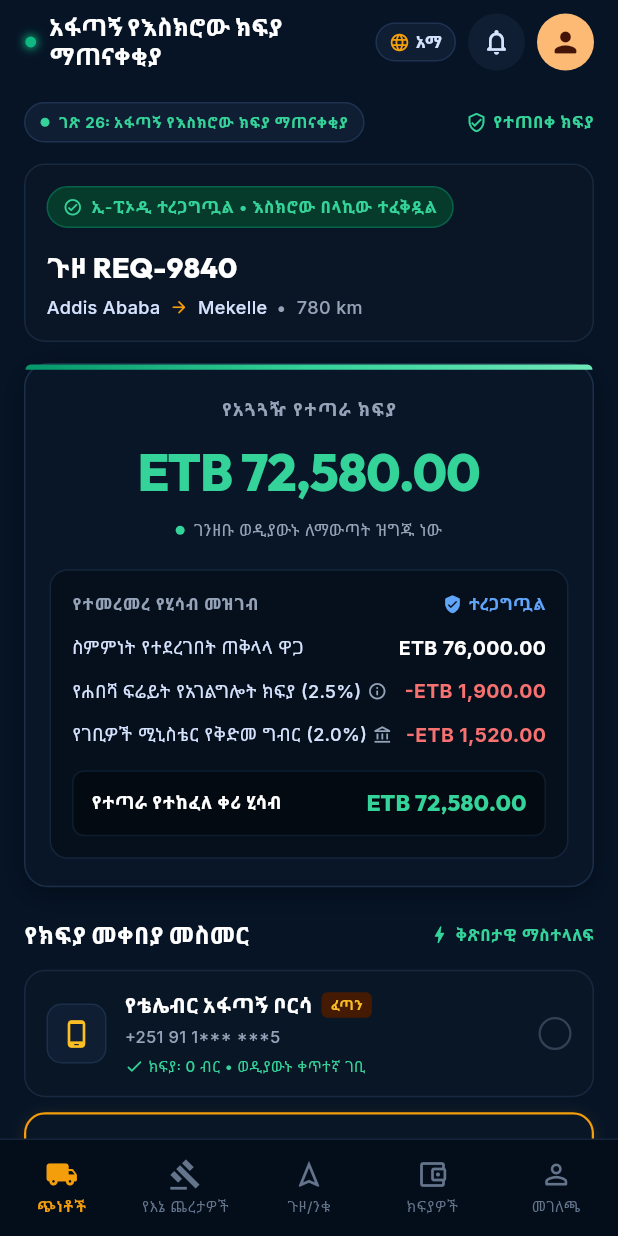
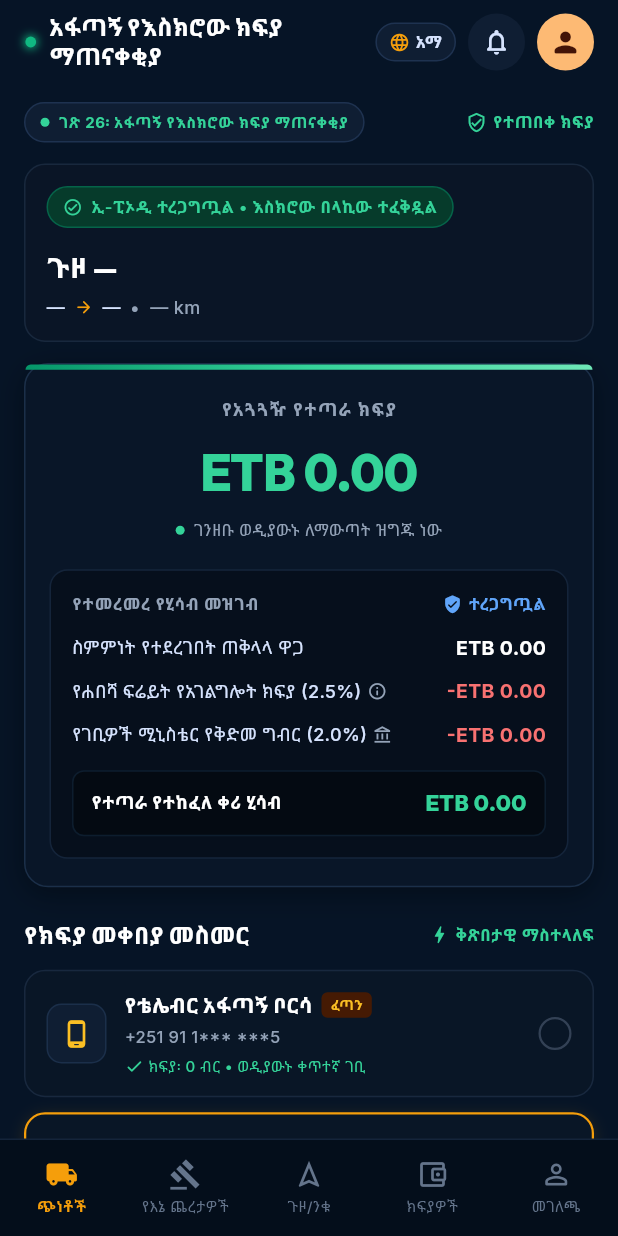
Before and after one commit to Masud-Wubetu/Habesha_Freight, a Flutter app: the InstantEscrowPayoutSettlementScreen screen opened directly, after a tap on "Commercial Bank of Ethiopia", after a tap on "EN", on a phone screen of 412 x 824 dp. Run offline on Flutter 3.47's test engine with Material 3 defaults, Android fonts, the phone set to English and light mode, and no system bars; our stand-ins replace google_fonts, shared_preferences; accounts and stored records are empty; network calls fail.

Commit message:
feat(mobile): settle instant escrow payout from live ledger API

```diff
--- a/mobile/lib/presentation/screens/shipper_features/instant_escrow_payout_settlement_screen.dart
+++ b/mobile/lib/presentation/screens/shipper_features/instant_escrow_payout_settlement_screen.dart
@@ -2,6 +2,9 @@ import 'package:flutter/material.dart';
 import 'package:flutter/services.dart';
 import 'package:google_fonts/google_fonts.dart';
 import 'package:intl/intl.dart';
+
+import '../../../core/services/api_client.dart';
+import '../../../core/services/escrow_service.dart';
 
 /// Available payout disbursement channels
 enum DisbursementChannelType {
@@ -48,27 +51,29 @@ class DisbursementChannelInfo {
 /// - Bilingual localization support (English & Amharic)
 /// - Fully responsive design with desktop centering and mobile adaptation
 class InstantEscrowPayoutSettlementScreen extends StatefulWidget {
-  final String tripId;
-  final String originCity;
-  final String destinationCity;
-  final int distanceKm;
-  final double grossFareEtb;
+  final String? tripId;
+  final String? originCity;
+  final String? destinationCity;
+  final int? distanceKm;
+  final double? grossFareEtb;
   final double platformFeePercent;
   final double withholdingTaxPercent;
-  final String smartEscrowLockId;
-  final String morTaxClearanceId;
+  final String? smartEscrowLockId;
+  final String? morTaxClearanceId;
+  final String? shipmentId;
 
   const InstantEscrowPayoutSettlementScreen({
     super.key,
-    this.tripId = 'REQ-9840',
-    this.originCity = 'Addis Ababa',
-    this.destinationCity = 'Mekelle',
-    this.distanceKm = 780,
-    this.grossFareEtb = 76000.00,
+    this.tripId,
+    this.originCity,
+    this.destinationCity,
+    this.distanceKm,
+    this.grossFareEtb,
     this.platformFeePercent = 2.5,
     this.withholdingTaxPercent = 2.0,
-    this.smartEscrowLockId = 'ESCROW-ET-883921-CBE',
-    this.morTaxClearanceId = '#TR-99402',
+    this.smartEscrowLockId,
+    this.morTaxClearanceId,
+    this.shipmentId,
     this.enableAnimation = true,
   });
 
@@ -86,6 +91,7 @@ class _InstantEscrowPayoutSettlementScreenState
     extends State<InstantEscrowPayoutSettlementScreen>
     with SingleTickerProviderStateMixin {
   final NumberFormat _currencyFormat = NumberFormat('#,##0.00');
+  final EscrowService _escrow = EscrowService();
 
   // Selected disbursement channel
   DisbursementChannelType _selectedChannel = DisbursementChannelType.telebirr;
@@ -96,6 +102,10 @@ class _InstantEscrowPayoutSettlementScreenState
   // Transfer execution state
   bool _isProcessingTransfer = false;
   bool _isTransferCompleted = false;
+  bool _loadingLedger = true;
+  String? _ledgerError;
+  EscrowItem? _activeEscrow;
+  EscrowLedgerSummary? _ledger;
 
   // Bottom navigation tab state
   int _currentNavIndex = 3; // 'Payouts' tab active
@@ -103,6 +113,35 @@ class _InstantEscrowPayoutSettlementScreenState
   // Pulsing animation for the active status dot
   late AnimationController _pulseController;
   late Animation<double> _pulseAnimation;
+
+  String get _tripId {
+    final fromEscrow = _activeEscrow?.shipmentId;
+    if (fromEscrow != null && fromEscrow.isNotEmpty) {
+      return fromEscrow.length > 8
+          ? fromEscrow.substring(0, 8).toUpperCase()
+          : fromEscrow.toUpperCase();
+    }
+    return widget.tripId?.isNotEmpty == true ? widget.tripId! : '—';
+  }
+
+  String get _shipmentId {
+    if (widget.shipmentId != null && widget.shipmentId!.trim().isNotEmpty) {
+      return widget.shipmentId!.trim();
+    }
+    return _activeEscrow?.shipmentId ?? '';
+  }
+
+  String get _originCity =>
+      widget.originCity ?? _activeEscrow?.origin ?? '—';
+  String get _destinationCity =>
+      widget.destinationCity ?? _activeEscrow?.destination ?? '—';
+  double get _grossFareEtb =>
+      widget.grossFareEtb ?? _activeEscrow?.grossAmount ?? 0;
+  String get _smartEscrowLockId =>
+      widget.smartEscrowLockId ??
+      _activeEscrow?.gatewayReference ??
+      _activeEscrow?.id ??
+      '—';
 
   @override
   void initState() {
@@ -117,6 +156,71 @@ class _InstantEscrowPayoutSettlementScreenState
     _pulseAnimation = Tween<double>(begin: 0.8, end: 1.25).animate(
       CurvedAnimation(parent: _pulseController, curve: Curves.easeInOut),
     );
+    _loadEscrow();
+  }
+
+  Future<void> _loadEscrow() async {
+    setState(() {
+      _loadingLedger = true;
+      _ledgerError = null;
+    });
+    try {
+      final ledger = await _escrow.getLedger();
+      EscrowItem? active;
+      final preferred = _shipmentId;
+      if (preferred.isNotEmpty) {
+        for (final item in ledger.items) {
+          if (item.shipmentId == preferred) {
+            active = item;
+            break;
+          }
+        }
+        if (active == null) {
+          try {
+            final status = await _escrow.status(preferred);
+            active = EscrowItem.fromJson({
+              ...status,
+              'shipment_id': preferred,
+              'id': status['id'] ?? preferred,
+            });
+          } catch (_) {}
+        }
+      }
+      if (active == null) {
+        for (final item in ledger.items) {
+          if (item.status == 'LOCKED' || item.status == 'PENDING') {
+            active = item;
+            break;
+          }
+        }
+        active ??= ledger.items.isNotEmpty ? ledger.items.first : null;
+      }
+
+      if (!mounted) return;
+      setState(() {
+        _ledger = ledger;
+        _activeEscrow = active;
+        _loadingLedger = false;
+        if (active != null &&
+            (active.status == 'RELEASED' || active.status == 'REFUNDED')) {
+          _isTransferCompleted = active.status == 'RELEASED';
+        }
+      });
+    } on ApiException catch (e) {
+      if (!mounted) return;
+      setState(() {
+        _ledgerError = e.message;
+        _loadingLedger = false;
+        _activeEscrow = null;
+      });
+    } catch (_) {
+      if (!mounted) return;
+      setState(() {
+        _ledgerError = 'Unable to load escrow ledger';
+        _loadingLedger = false;
+        _activeEscrow = null;
+      });
+    }
   }
 
   @override
@@ -127,11 +231,15 @@ class _InstantEscrowPayoutSettlementScreenState
 
   // Calculated ledger values
   double get _platformFee =>
-      widget.grossFareEtb * (widget.platformFeePercent / 100);
+      _grossFareEtb * (widget.platformFeePercent / 100);
   double get _withholdingTax =>
-      widget.grossFareEtb * (widget.withholdingTaxPercent / 100);
-  double get _netSettlementAmount =>
-      widget.grossFareEtb - _platformFee - _withholdingTax;
+      _grossFareEtb * (widget.withholdingTaxPercent / 100);
+  double get _netSettlementAmount {
+    if (_activeEscrow != null && _activeEscrow!.netPayout > 0) {
+      return _activeEscrow!.netPayout;
+    }
+    return _grossFareEtb - _platformFee - _withholdingTax;
+  }
 
   String _t(String en, String am) => _isAmharic ? am : en;
 
@@ -169,26 +277,61 @@ class _InstantEscrowPayoutSettlementScreenState
         ),
       ];
 
-  void _handleTransferNow() async {
+  Future<void> _handleTransferNow() async {
     if (_isProcessingTransfer) return;
 
-    setState(() {
-      _isProcessingTransfer = true;
-    });
-
+    final shipmentId = _shipmentId;
+    if (shipmentId.isEmpty) {
+      ScaffoldMessenger.of(context).showSnackBar(
+        SnackBar(
+          backgroundColor: const Color(0xFF7F1D1D),
+          content: Text(
+            _t(
+              'No escrow shipment available to release.',
+              'ለመልቀቅ የእስክሮው ጭነት የለም።',
+            ),
+          ),
+        ),
+      );
+      return;
+    }
+
+    setState(() => _isProcessingTransfer = true);
     HapticFeedback.mediumImpact();
 
-    // Simulate real-time automated settlement clearing
-    await Future.delayed(const Duration(milliseconds: 1400));
-
+    try {
+      await _escrow.release(shipmentId);
       if (!mounted) return;
-
       setState(() {
         _isProcessingTransfer = false;
         _isTransferCompleted = true;
       });
-
       _showTransferReceiptSheet();
+      await _loadEscrow();
+    } on ApiException catch (e) {
+      if (!mounted) return;
+      setState(() => _isProcessingTransfer = false);
+      ScaffoldMessenger.of(context).showSnackBar(
+        SnackBar(
+          backgroundColor: const Color(0xFF7F1D1D),
+          content: Text(e.message),
+        ),
+      );
+    } catch (_) {
+      if (!mounted) return;
+      setState(() => _isProcessingTransfer = false);
+      ScaffoldMessenger.of(context).showSnackBar(
+        SnackBar(
+          backgroundColor: const Color(0xFF7F1D1D),
+          content: Text(
+            _t(
+              'Escrow release failed. Try again or contact support.',
+              'የእስክሮው መልቀቅ አልተሳካም።',
+            ),
+          ),
+        ),
+      );
+    }
   }
 
   void _showTransferReceiptSheet() {
@@ -295,12 +438,12 @@ class _InstantEscrowPayoutSettlementScreenState
                       const SizedBox(height: 8),
                       _receiptRow(
                         _t('Trip Reference', 'የጉዞ መለያ'),
-                        '#${widget.tripId}',
+                        '#$_tripId',
                       ),
                       const SizedBox(height: 8),
                       _receiptRow(
                         _t('Escrow Clearance ID', 'የእስክሮው ማጽጃ መለያ'),
-                        widget.smartEscrowLockId,
+                        _smartEscrowLockId,
                       ),
                       const SizedBox(height: 8),
                       _receiptRow(
@@ -525,20 +668,36 @@ class _InstantEscrowPayoutSettlementScreenState
                 const SizedBox(height: 10),
 
                 _ledgerItemTile(
-                  title: 'REQ-9840 (Addis Ababa → Mekelle)',
-                  date: 'Today, Just Now',
+                  title: _activeEscrow == null
+                      ? (_ledgerError ?? 'No escrow item')
+                      : '$_tripId ($_originCity → $_destinationCity)',
+                  date: _loadingLedger
+                      ? 'Loading…'
+                      : (_activeEscrow?.createdAt?.toIso8601String() ??
+                          'Ledger'),
                   amount: '+ETB ${_currencyFormat.format(_netSettlementAmount)}',
-                  status: _isTransferCompleted ? 'DISBURSED' : 'READY TO WITHDRAW',
+                  status: _isTransferCompleted
+                      ? 'DISBURSED'
+                      : (_activeEscrow?.status ?? 'EMPTY'),
                   isCompleted: _isTransferCompleted,
                 ),
+                if (_ledger != null && _ledger!.items.length > 1) ...[
                   const SizedBox(height: 8),
-                _ledgerItemTile(
-                  title: 'REQ-9712 (Djibouti → Mojo Dry Port)',
-                  date: 'Oct 18, 2026',
-                  amount: '+ETB 112,400.00',
-                  status: 'DISBURSED',
-                  isCompleted: true,
-                ),
+                  ..._ledger!.items.skip(1).take(2).map(
+                        (item) => Padding(
+                          padding: const EdgeInsets.only(bottom: 8),
+                          child: _ledgerItemTile(
+                            title:
+                                '${item.shipmentId.length > 8 ? item.shipmentId.substring(0, 8).toUpperCase() : item.shipmentId} (${item.origin ?? '—'} → ${item.destination ?? '—'})',
+                            date: item.createdAt?.toIso8601String() ?? '',
+                            amount:
+                                '+ETB ${_currencyFormat.format(item.netPayout)}',
+                            status: item.status,
+                            isCompleted: item.status == 'RELEASED',
+                          ),
+                        ),
+                      ),
+                ],
                 const SizedBox(height: 20),
 
                 SizedBox(
@@ -1070,7 +1229,7 @@ class _InstantEscrowPayoutSettlementScreenState
 
           // Trip ID
           Text(
-            '${_t("Trip", "ጉዞ")} ${widget.tripId}',
+            '${_t("Trip", "ጉዞ")} $_tripId',
             style: GoogleFonts.outfit(
               fontSize: 19,
               fontWeight: FontWeight.w800,
@@ -1086,7 +1245,7 @@ class _InstantEscrowPayoutSettlementScreenState
             runSpacing: 4,
             children: [
               Text(
-                widget.originCity,
+                _originCity,
                 style: GoogleFonts.inter(
                   fontSize: 12,
                   fontWeight: FontWeight.w500,
@@ -1099,7 +1258,7 @@ class _InstantEscrowPayoutSettlementScreenState
                 color: Color(0xFFF59E0B),
               ),
               Text(
-                widget.destinationCity,
+                _destinationCity,
                 style: GoogleFonts.inter(
                   fontSize: 12,
                   fontWeight: FontWeight.w500,
@@ -1107,7 +1266,7 @@ class _InstantEscrowPayoutSettlementScreenState
                 ),
               ),
               Text(
-                '•  ${widget.distanceKm} km',
+                '•  ${widget.distanceKm ?? '—'} km',
                 style: GoogleFonts.inter(
                   fontSize: 12,
                   fontWeight: FontWeight.w500,
@@ -1276,7 +1435,7 @@ class _InstantEscrowPayoutSettlementScreenState
           // Line 1: Gross Agreed Fare
           _ledgerLineRow(
             label: _t('Gross Agreed Fare', 'ስምምነት የተደረገበት ጠቅላላ ዋጋ'),
-            amount: 'ETB ${_currencyFormat.format(widget.grossFareEtb)}',
+            amount: 'ETB ${_currencyFormat.format(_grossFareEtb)}',
             amountColor: Colors.white,
           ),
           const SizedBox(height: 10),
@@ -1730,7 +1889,7 @@ class _InstantEscrowPayoutSettlementScreenState
                   border: Border.all(color: const Color(0xFF132338)),
                 ),
                 child: Text(
-                  widget.smartEscrowLockId,
+                  _smartEscrowLockId,
                   style: GoogleFonts.jetBrainsMono(
                     fontSize: 10,
                     fontWeight: FontWeight.w700,
@@ -1778,7 +1937,7 @@ class _InstantEscrowPayoutSettlementScreenState
                   mainAxisSize: MainAxisSize.min,
                   children: [
                     Text(
-                      widget.morTaxClearanceId,
+                      widget.morTaxClearanceId ?? '—',
                       style: GoogleFonts.jetBrainsMono(
                         fontSize: 11,
                         fontWeight: FontWeight.w700,
```
Lines whose indentation alone changed are shown as unchanged.
